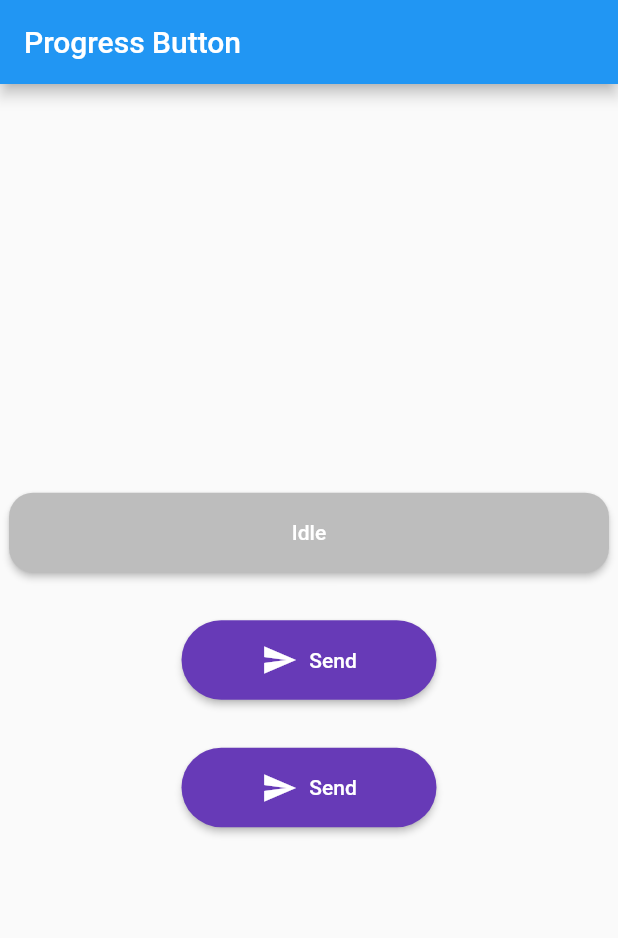
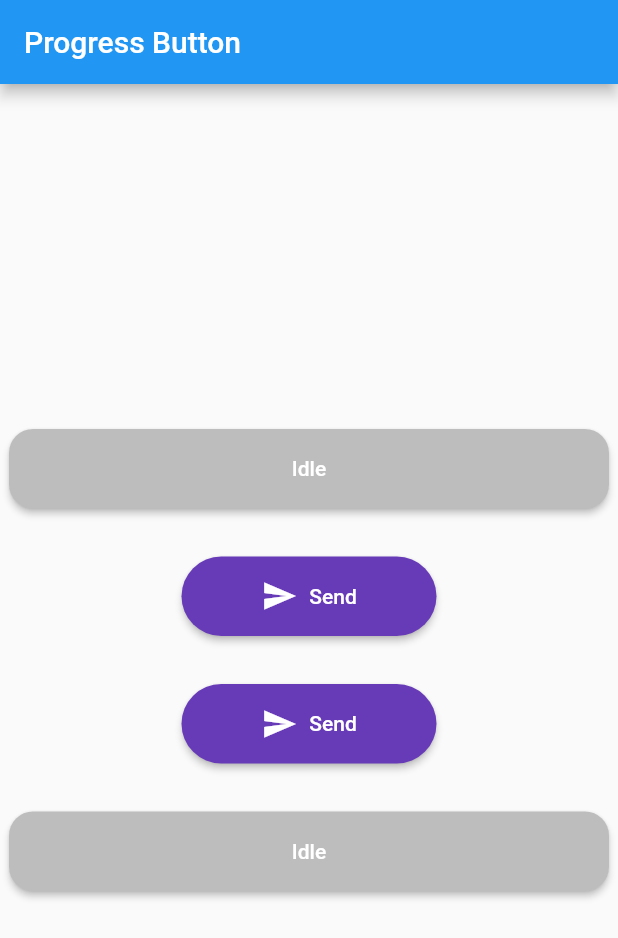
Before and after one commit to slm/progress-state-button, a Flutter app: the screen it shows after launch, on a phone screen of 412 x 824 dp. Shown: the top 938 px of the screen. Run offline on Flutter 3.47's test engine with Material 2 defaults, Android fonts, the phone set to English and light mode, and no system bars.

Commit message:
version 1.0.4

```diff
--- a/example/lib/main.dart
+++ b/example/lib/main.dart
@@ -35,6 +35,7 @@ class ProgressButtonHomePage extends StatefulWidget {
 
 class _ProgressButtonHomePageState extends State<ProgressButtonHomePage> {
   ButtonState stateOnlyText = ButtonState.idle;
+  ButtonState stateOnlyCustomIndicatorText = ButtonState.idle;
   ButtonState stateTextWithIcon = ButtonState.idle;
   ButtonState stateTextWithIconMinWidthState = ButtonState.idle;
 
@@ -66,6 +67,40 @@ class _ProgressButtonHomePageState extends State<ProgressButtonHomePage> {
       },
       onPressed: onPressedCustomButton,
       state: stateOnlyText,
+      padding: EdgeInsets.all(8.0),
+    );
+    return progressTextButton;
+  }
+
+  Widget buildCustomProgressIndicatorButton() {
+    var progressTextButton = ProgressButton(
+      stateWidgets: {
+        ButtonState.idle: Text(
+          "Idle",
+          style: TextStyle(color: Colors.white, fontWeight: FontWeight.w500),
+        ),
+        ButtonState.loading: Text(
+          "Loading",
+          style: TextStyle(color: Colors.white, fontWeight: FontWeight.w500),
+        ),
+        ButtonState.fail: Text(
+          "Fail",
+          style: TextStyle(color: Colors.white, fontWeight: FontWeight.w500),
+        ),
+        ButtonState.success: Text(
+          "Success",
+          style: TextStyle(color: Colors.white, fontWeight: FontWeight.w500),
+        )
+      },
+      progressIndicator:  CircularProgressIndicator( backgroundColor: Colors.white, valueColor: AlwaysStoppedAnimation(Colors.red), strokeWidth: 1, ),
+      stateColors: {
+        ButtonState.idle: Colors.grey.shade400,
+        ButtonState.loading: Colors.blue.shade300,
+        ButtonState.fail: Colors.red.shade300,
+        ButtonState.success: Colors.green.shade400,
+      },
+      onPressed: onPressedCustomIndicatorButton,
+      state: stateOnlyCustomIndicatorText,
       padding: EdgeInsets.all(8.0),
     );
     return progressTextButton;
@@ -138,6 +173,8 @@ class _ProgressButtonHomePageState extends State<ProgressButtonHomePage> {
               height: 32,
             ),
             buildTextWithIconWithMinState(),
+            Container(height: 32,),
+            buildCustomProgressIndicatorButton()
           ],
         ),
       ),
@@ -163,7 +200,27 @@ class _ProgressButtonHomePageState extends State<ProgressButtonHomePage> {
     });
   }
 
-  void onPressedIconWithText() {
+  void onPressedCustomIndicatorButton() {
+    setState(() {
+      switch (stateOnlyCustomIndicatorText) {
+        case ButtonState.idle:
+          stateOnlyCustomIndicatorText = ButtonState.loading;
+          break;
+        case ButtonState.loading:
+          stateOnlyCustomIndicatorText = ButtonState.fail;
+          break;
+        case ButtonState.success:
+          stateOnlyCustomIndicatorText = ButtonState.idle;
+          break;
+        case ButtonState.fail:
+          stateOnlyCustomIndicatorText = ButtonState.success;
+          break;
+      }
+    });
+  }
+
+
+  void onPressedIconWithText() async {
     switch (stateTextWithIcon) {
       case ButtonState.idle:
         stateTextWithIcon = ButtonState.loading;
@@ -191,7 +248,7 @@ class _ProgressButtonHomePageState extends State<ProgressButtonHomePage> {
   }
 
   void onPressedIconWithMinWidthStateText() {
-    switch (stateTextWithIcon) {
+    switch (stateTextWithIconMinWidthState) {
       case ButtonState.idle:
         stateTextWithIconMinWidthState = ButtonState.loading;
         Future.delayed(Duration(seconds: 1), () {
--- a/lib/progress_button.dart
+++ b/lib/progress_button.dart
@@ -10,15 +10,16 @@ class ProgressButton extends StatefulWidget {
   final Function? onPressed;
   final Function? onAnimationEnd;
   final ButtonState? state;
-  final minWidth;
-  final maxWidth;
-  final radius;
-  final height;
+  final double minWidth;
+  final double maxWidth;
+  final double radius;
+  final double height;
   final ProgressIndicator? progressIndicator;
-  final progressIndicatorSize;
-  final MainAxisAlignment progressIndicatorAligment;
+  final double progressIndicatorSize;
+  final MainAxisAlignment progressIndicatorAlignment;
   final EdgeInsets padding;
   final List<ButtonState> minWidthStates;
+  final Duration animationDuration;
 
   ProgressButton(
       {Key? key,
@@ -33,9 +34,10 @@ class ProgressButton extends StatefulWidget {
       this.height = 53.0,
       this.progressIndicatorSize = 35.0,
       this.progressIndicator,
-      this.progressIndicatorAligment = MainAxisAlignment.spaceBetween,
+      this.progressIndicatorAlignment = MainAxisAlignment.spaceBetween,
       this.padding = EdgeInsets.zero,
-      this.minWidthStates = const <ButtonState>[ButtonState.loading]})
+      this.minWidthStates = const <ButtonState>[ButtonState.loading],
+      this.animationDuration = const Duration(milliseconds: 500)})
       : assert(
           stateWidgets != null &&
               stateWidgets.keys.toSet().containsAll(ButtonState.values.toSet()),
@@ -66,7 +68,7 @@ class ProgressButton extends StatefulWidget {
     double iconPadding: 4.0,
     TextStyle? textStyle,
     CircularProgressIndicator? progressIndicator,
-    MainAxisAlignment? progressIndicatorAligment,
+    MainAxisAlignment? progressIndicatorAlignment,
     EdgeInsets padding = EdgeInsets.zero,
     List<ButtonState> minWidthStates = const <ButtonState>[ButtonState.loading],
   }) {
@@ -108,7 +110,7 @@ class ProgressButton extends StatefulWidget {
       radius: radius,
       height: height,
       progressIndicatorSize: progressIndicatorSize,
-      progressIndicatorAligment: MainAxisAlignment.center,
+      progressIndicatorAlignment: MainAxisAlignment.center,
       progressIndicator: progressIndicator,
       minWidthStates: minWidthStates,
     );
@@ -120,7 +122,6 @@ class _ProgressButtonState extends State<ProgressButton>
   AnimationController? colorAnimationController;
   Animation<Color?>? colorAnimation;
   double? width;
-  Duration animationDuration = Duration(milliseconds: 500);
   Widget? progressIndicator;
 
   void startAnimations(ButtonState? oldState, ButtonState? newState) {
@@ -153,7 +154,7 @@ class _ProgressButtonState extends State<ProgressButton>
     width = widget.maxWidth;
 
     colorAnimationController =
-        AnimationController(duration: animationDuration, vsync: this);
+        AnimationController(duration: widget.animationDuration, vsync: this);
     colorAnimationController!.addStatusListener((status) {
       if (widget.onAnimationEnd != null) {
         widget.onAnimationEnd!(status, widget.state);
@@ -186,7 +187,7 @@ class _ProgressButtonState extends State<ProgressButton>
     Widget? buttonChild = widget.stateWidgets[widget.state!];
     if (widget.state == ButtonState.loading) {
       return Row(
-        mainAxisAlignment: widget.progressIndicatorAligment,
+        mainAxisAlignment: widget.progressIndicatorAlignment,
         children: <Widget>[
           SizedBox(
             child: progressIndicator,
@@ -212,7 +213,7 @@ class _ProgressButtonState extends State<ProgressButton>
         return AnimatedContainer(
             width: width,
             height: widget.height,
-            duration: animationDuration,
+            duration: widget.animationDuration,
             child: MaterialButton(
               padding: widget.padding,
               shape: RoundedRectangleBorder(
--- a/pubspec.yaml
+++ b/pubspec.yaml
@@ -1,6 +1,6 @@
 name: progress_state_button
 description: A customizable progress button widget for Flutter Android, IOS and Web.
-version: 1.0.3
+version: 1.0.4
 homepage: https://github.com/slm/progress-state-button
 issue_tracker: https://github.com/slm/progress-state-button/issues
 
```
Also changed, not shown: example/pubspec.lock, pubspec.lock, 2 other files.
